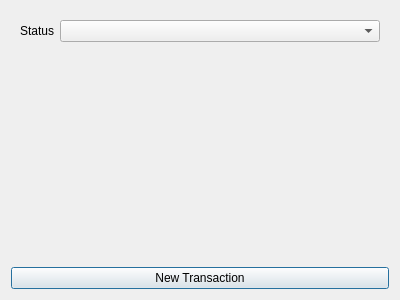
First picture: the form in Widgets/BillEditorDialog.ui, repository asynts/QtAccounting, before the edit.
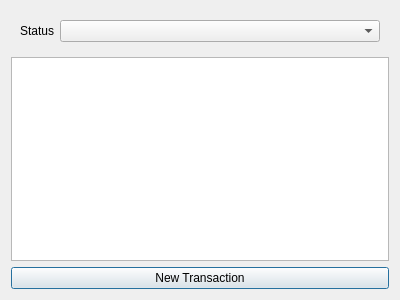
Second picture: the form after the edit.

Commit message: Update 'BillEditorDialog' to show basic table

```diff
--- a/Widgets/BillEditorDialog.ui
+++ b/Widgets/BillEditorDialog.ui
@@ -34,15 +34,7 @@
     </widget>
    </item>
    <item>
-    <widget class="QWidget" name="m_container_QWidget" native="true">
-     <property name="sizePolicy">
-      <sizepolicy hsizetype="Preferred" vsizetype="Expanding">
-       <horstretch>0</horstretch>
-       <verstretch>1</verstretch>
-      </sizepolicy>
-     </property>
-     <layout class="QVBoxLayout" name="verticalLayout_2"/>
-    </widget>
+    <widget class="QTableView" name="m_transactions_QTableView"/>
    </item>
    <item>
     <widget class="QPushButton" name="m_new_QPushButton">
```
The commit also changes 1 other file.
